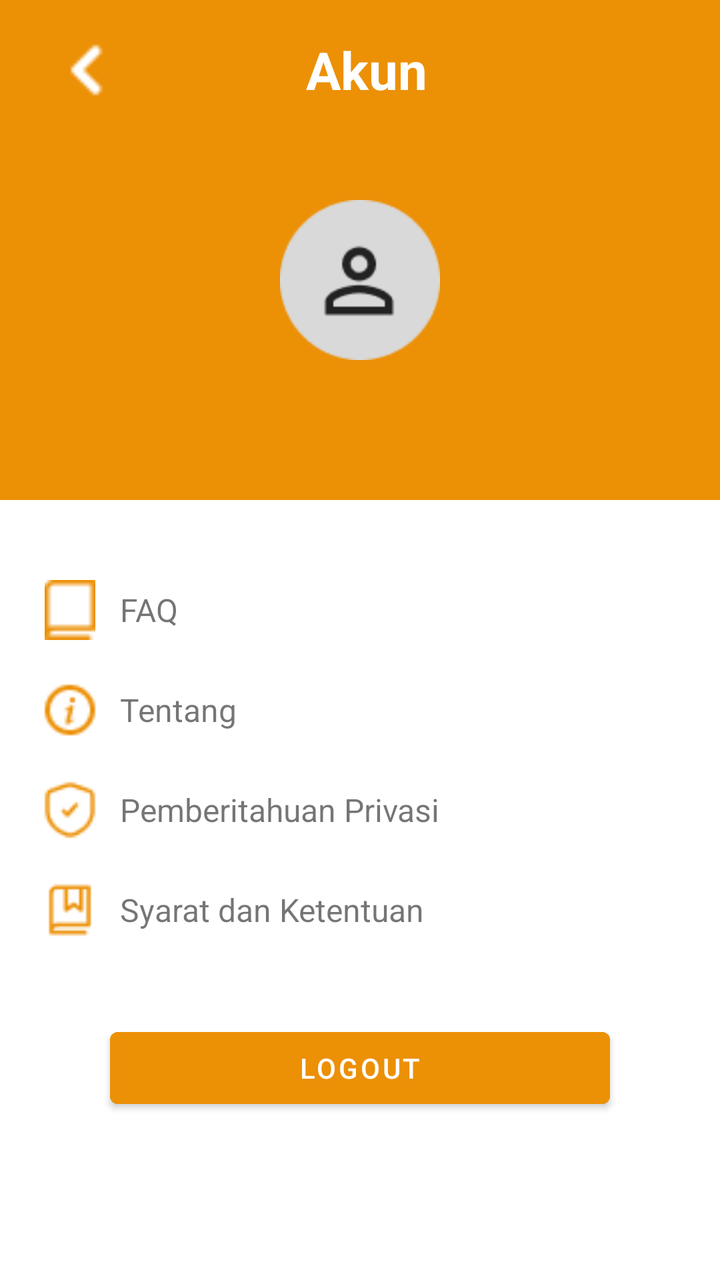
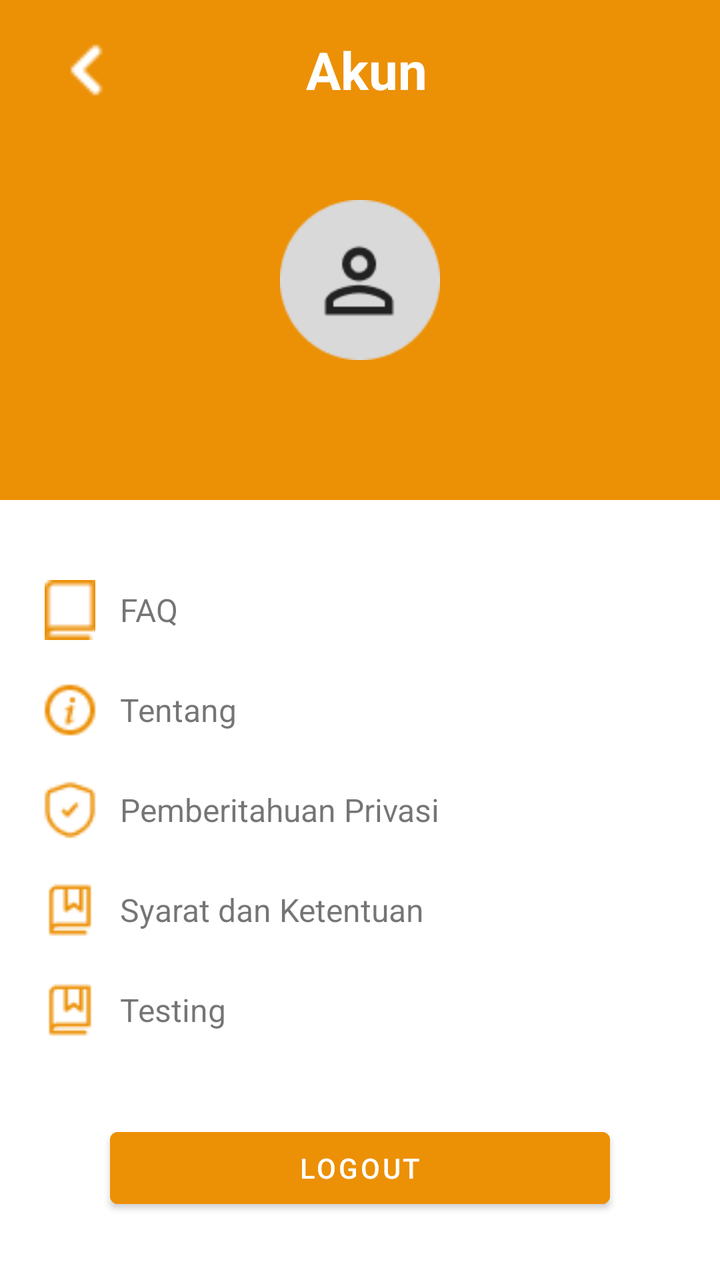

Compare the two renders of this Android layout. The source of the first and the diff that turns it into the second are given below.
<!-- AndroidManifest.xml: application theme Theme.Fintrack -->
<!-- res/layout/activity_akun.xml -->
<?xml version="1.0" encoding="utf-8"?>
<LinearLayout
    xmlns:android="http://schemas.android.com/apk/res/android"
    xmlns:tools="http://schemas.android.com/tools"
    android:id="@+id/main"
    android:layout_width="match_parent"
    android:layout_height="match_parent"
    android:orientation="vertical"
    tools:context=".Akun">
    <LinearLayout
        android:layout_width="match_parent"
        android:layout_height="250dp"
        android:orientation="vertical"
        android:background="@color/tahiti_gold">

        
        <LinearLayout
            android:id="@+id/navigationBar"
            android:layout_width="match_parent"
            android:layout_height="70dp"
            android:orientation="horizontal"
            android:paddingStart="20dp"
            android:paddingEnd="20dp"
            android:weightSum="12"
            android:gravity="center_vertical">

            
            <ImageView
                android:id="@+id/backButton"
                android:layout_width="0dp"
                android:layout_weight="2"
                android:layout_height="40dp"
                android:src="@drawable/panah_kiri_white"/>

            
            <TextView
                android:id="@+id/pageTitle"
                android:layout_width="0dp"
                android:layout_weight="10"
                android:layout_height="wrap_content"
                android:text="Akun"
                android:textColor="@color/white"
                android:textSize="26sp"
                android:textStyle="bold"
                android:layout_marginRight="40dp"
                android:gravity="center"/>
        </LinearLayout>
        <ImageView
            android:layout_width="80dp"
            android:layout_height="80dp"
            android:src="@drawable/profil_placeholder"
            android:layout_marginTop="30dp"
            android:layout_marginBottom="5dp"
            android:layout_gravity="center"/>
    </LinearLayout>
    <LinearLayout
        android:layout_width="match_parent"
        android:layout_height="wrap_content"
        android:orientation="horizontal"
        android:layout_marginLeft="20dp"
        android:layout_marginTop="40dp">
        <ImageView
            android:layout_width="30dp"
            android:layout_height="30dp"
            android:src="@drawable/faq_icon"></ImageView>
        <TextView
            android:id="@+id/faqMenu"
            android:layout_width="match_parent"
            android:layout_height="wrap_content"
            android:text="FAQ"
            android:textSize="16dp"
            android:layout_gravity="center_vertical"
            android:layout_marginLeft="10dp"></TextView>
    </LinearLayout>
    <LinearLayout
        android:layout_width="match_parent"
        android:layout_height="wrap_content"
        android:orientation="horizontal"
        android:layout_marginLeft="20dp"
        android:layout_marginTop="20dp">
        <ImageView
            android:layout_width="30dp"
            android:layout_height="30dp"
            android:src="@drawable/tentang_icon"></ImageView>
        <TextView
            android:id="@+id/tentangMenu"
            android:layout_width="match_parent"
            android:layout_height="wrap_content"
            android:text="Tentang"
            android:textSize="16dp"
            android:layout_gravity="center_vertical"
            android:layout_marginLeft="10dp"></TextView>
    </LinearLayout>
    <LinearLayout
        android:layout_width="match_parent"
        android:layout_height="wrap_content"
        android:orientation="horizontal"
        android:layout_marginLeft="20dp"
        android:layout_marginTop="20dp">
        <ImageView
            android:layout_width="30dp"
            android:layout_height="30dp"
            android:src="@drawable/privasi_icon"></ImageView>
        <TextView
            android:id="@+id/privasiMenu"
            android:layout_width="match_parent"
            android:layout_height="wrap_content"
            android:text="Pemberitahuan Privasi"
            android:textSize="16dp"
            android:layout_gravity="center_vertical"
            android:layout_marginLeft="10dp"></TextView>
    </LinearLayout>
    <LinearLayout
        android:layout_width="match_parent"
        android:layout_height="wrap_content"
        android:orientation="horizontal"
        android:layout_marginLeft="20dp"
        android:layout_marginTop="20dp">
        <ImageView
            android:layout_width="30dp"
            android:layout_height="30dp"
            android:src="@drawable/syarat_icon"></ImageView>
        <TextView
            android:id="@+id/ketentuanMenu"
            android:layout_width="match_parent"
            android:layout_height="wrap_content"
            android:text="Syarat dan Ketentuan"
            android:textSize="16dp"
            android:layout_gravity="center_vertical"
            android:layout_marginLeft="10dp"></TextView>
    </LinearLayout>
    <Button
        android:id="@+id/logoutButton"
        android:layout_width="250dp"
        android:layout_height="wrap_content"
        android:text="@string/LogoutBtn"
        android:backgroundTint="@color/tahiti_gold"
        android:layout_gravity="center"
        android:layout_marginTop="40dp"
        android:layout_marginBottom="15sp" />
</LinearLayout>
<!-- resources referenced by this layout -->
<resources>
  <color name="tahiti_gold">#EC9006</color>
  <color name="white">#FFFFFFFF</color>
  <!-- drawable faq_icon: png bitmap (drawable, 293 bytes) -->
  <!-- drawable panah_kiri_white: png bitmap (drawable, 241 bytes) -->
  <!-- drawable privasi_icon: png bitmap (drawable, 694 bytes) -->
  <!-- drawable profil_placeholder: png bitmap (drawable, 2059 bytes) -->
  <!-- drawable syarat_icon: png bitmap (drawable, 470 bytes) -->
  <!-- drawable tentang_icon: png bitmap (drawable, 693 bytes) -->
  <string name="LogoutBtn">LOGOUT</string>
  <style name="Theme.Fintrack" parent="Base.Theme.Fintrack" />
  <style name="Base.Theme.Fintrack" parent="Theme.MaterialComponents.DayNight.NoActionBar">
          
          <item name="colorPrimary">@color/tahiti_gold</item>
  
      </style>
</resources>

<!-- the commit's change to res/layout/activity_akun.xml (unified diff, before → after) -->
@@ -129,6 +129,25 @@
             android:layout_gravity="center_vertical"
             android:layout_marginLeft="10dp"></TextView>
     </LinearLayout>
+    <LinearLayout
+        android:layout_width="match_parent"
+        android:layout_height="wrap_content"
+        android:orientation="horizontal"
+        android:layout_marginLeft="20dp"
+        android:layout_marginTop="20dp">
+        <ImageView
+            android:layout_width="30dp"
+            android:layout_height="30dp"
+            android:src="@drawable/syarat_icon"></ImageView>
+        <TextView
+            android:id="@+id/testing"
+            android:layout_width="match_parent"
+            android:layout_height="wrap_content"
+            android:text="Testing"
+            android:textSize="16dp"
+            android:layout_gravity="center_vertical"
+            android:layout_marginLeft="10dp"></TextView>
+    </LinearLayout>
     <Button
         android:id="@+id/logoutButton"
         android:layout_width="250dp"
